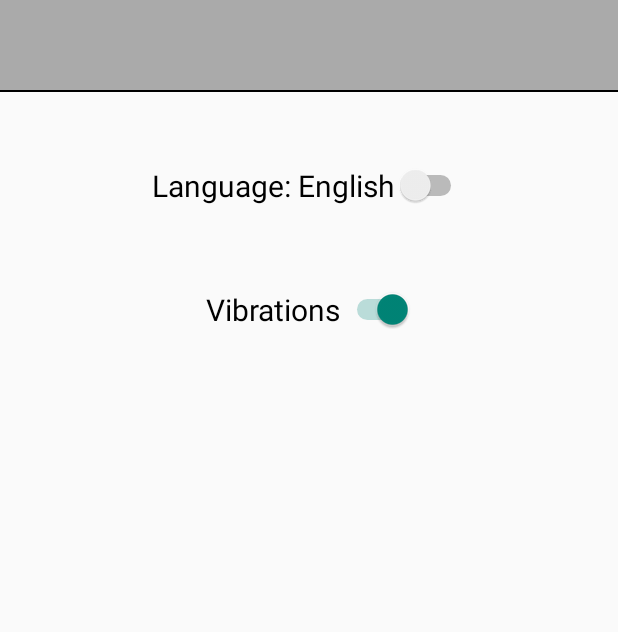
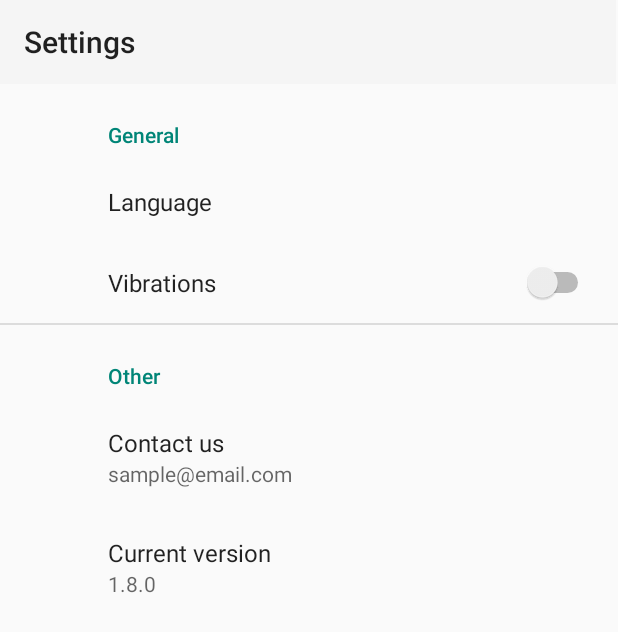
Before and after one commit to Posfay/Simon-Taps-App, an Android app: the SettingsActivity screen opened directly, with no data from a screen before it, on a phone screen of 412 x 824 dp. Shown: the top 632 px of the screen. Run offline under Robolectric (Android 15) with nearby library versions, the phone set to English and light mode, and no system bars; our stand-ins replace androidx.preference.

Commit message:
v.1.8.0 complete settings redesign

```diff
--- a/app/build.gradle
+++ b/app/build.gradle
@@ -7,7 +7,7 @@ android {
         minSdkVersion 23
         targetSdkVersion 28
         versionCode 1
-        versionName "1.7.0"
+        versionName "1.8.0"
         testInstrumentationRunner "androidx.test.runner.AndroidJUnitRunner"
     }
     buildTypes {
--- a/app/src/main/AndroidManifest.xml
+++ b/app/src/main/AndroidManifest.xml
@@ -14,8 +14,8 @@
         android:supportsRtl="true"
         android:theme="@style/Theme.AppCompat.Light.NoActionBar"
         android:usesCleartextTraffic="true">
+        <activity android:name=".activities.SettingsActivity"></activity>
         <activity android:name=".activities.EndScreenActivity" />
-        <activity android:name=".activities.SettingsActivity" />
         <activity
             android:name=".activities.GameActivity"
             android:configChanges="orientation"
--- a/app/src/main/java/hu/simon/taps/activities/SettingsActivity.java
+++ b/app/src/main/java/hu/simon/taps/activities/SettingsActivity.java
@@ -1,47 +1,25 @@
 package hu.simon.taps.activities;
 
-import android.app.AlertDialog;
-import android.content.DialogInterface;
-import android.content.Intent;
-import android.content.SharedPreferences;
-import android.content.res.Configuration;
-import android.content.res.Resources;
-import android.os.Build;
-import android.os.Bundle;
-import android.os.Vibrator;
-import android.preference.PreferenceManager;
-import android.util.DisplayMetrics;
-import android.util.Log;
-import android.view.KeyEvent;
-import android.view.View;
-import android.view.WindowManager;
-import android.view.animation.AlphaAnimation;
-import android.widget.Button;
-import android.widget.CompoundButton;
-import android.widget.Switch;
-
-import java.util.Locale;
-
 import androidx.appcompat.app.AppCompatActivity;
+import androidx.appcompat.widget.Toolbar;
+import androidx.preference.PreferenceManager;
 import hu.simon.taps.R;
-import hu.simon.taps.utils.GameUtil;
 import hu.simon.taps.utils.LanguageUtil;
 import hu.simon.taps.utils.LayoutUtil;
 import hu.simon.taps.utils.VibrationUtil;
+import hu.simon.taps.activities.SettingsActivity;
+
+import android.content.Intent;
+import android.content.res.Configuration;
+import android.os.Bundle;
+import android.os.Vibrator;
+import android.view.KeyEvent;
+import android.view.View;
 
 public class SettingsActivity extends AppCompatActivity {
 
-  SharedPreferences prefs;
-  SharedPreferences.Editor editor;
-
     Vibrator vibrator;
-
-  Switch vibrationsSwitch;
-  Switch languageSwitch;
-
-  boolean vibrationsState;
-
-  String languageToLoad;
+    Toolbar toolbar;
 
     @Override
     protected void onCreate(Bundle savedInstanceState) {
@@ -53,48 +31,18 @@ public class SettingsActivity extends AppCompatActivity {
         super.onCreate(savedInstanceState);
         setContentView(R.layout.activity_settings);
 
-    getWindow().addFlags(WindowManager.LayoutParams.FLAG_KEEP_SCREEN_ON);
-
         vibrator = (Vibrator) getSystemService(VIBRATOR_SERVICE);
 
-    prefs = PreferenceManager.getDefaultSharedPreferences(this);
-    editor = prefs.edit();
+        toolbar = findViewById(R.id.toolbar);
 
-    vibrationsSwitch = findViewById(R.id.vibrationsSwitch);
-    languageSwitch = findViewById(R.id.languageSwitch);
+        setSupportActionBar(toolbar);
+        getSupportActionBar().setTitle(getString(R.string.settings));
 
-    vibrationsState = prefs.getBoolean("vibrations", true);
-    languageToLoad = prefs.getString("language", Locale.getDefault().getDisplayLanguage());
+        PreferenceManager.setDefaultValues(this,R.xml.preference_main,false);
 
-    vibrationsSwitch.setChecked(vibrationsState);
-
-    vibrationsSwitch.setOnCheckedChangeListener(new CompoundButton.OnCheckedChangeListener() {
-      public void onCheckedChanged(CompoundButton buttonView, boolean isChecked) {
-        if (isChecked) {
-          editor.putBoolean("vibrations", true);
-        } else {
-          editor.putBoolean("vibrations", false);
-        }
-        editor.apply();
-      }
-    });
-
-    languageSwitch.setChecked(languageToLoad.equals("hu"));
-
-    languageSwitch.setOnCheckedChangeListener(new CompoundButton.OnCheckedChangeListener() {
-      public void onCheckedChanged(CompoundButton buttonView, boolean isChecked) {
-        if (isChecked) {
-          editor.putString("language", "hu");
-        } else {
-          editor.putString("language", "en");
-        }
-        editor.apply();
-
-        backToMainActivity();
-      }
-    });
     }
 
+    // fullscreen
     public void onWindowFocusChanged(boolean hasFocus) {
 
         super.onWindowFocusChanged(hasFocus);
--- /dev/null
+++ b/app/src/main/java/hu/simon/taps/fragments/SettingsFragment.java
@@ -0,0 +1,74 @@
+package hu.simon.taps.fragments;
+
+import android.content.Intent;
+import android.content.SharedPreferences;
+import android.os.Bundle;
+
+import androidx.preference.Preference;
+import androidx.preference.PreferenceFragmentCompat;
+import hu.simon.taps.R;
+import hu.simon.taps.activities.MainActivity;
+import hu.simon.taps.activities.SettingsActivity;
+
+public class SettingsFragment extends PreferenceFragmentCompat {
+
+    private SharedPreferences.OnSharedPreferenceChangeListener preferenceChangeListener;
+
+    public static final String PREF_LANGUAGE = "preferred_language";
+    public static final String PREF_VIBRATION = "preferred_vibration";
+    public static final String CURRENT_VERSION = "current_version";
+
+    @Override
+    public void onCreatePreferences(Bundle savedInstanceState, String rootKey) {
+        setPreferencesFromResource(R.xml.preference_main, rootKey);
+
+        Preference versionPref = findPreference(CURRENT_VERSION);
+        versionPref.setSummary(MainActivity.VERSION);
+
+        preferenceChangeListener = new SharedPreferences.OnSharedPreferenceChangeListener() {
+            @Override
+            public void onSharedPreferenceChanged(SharedPreferences sharedPreferences, String key) {
+
+                if (key.equals(PREF_LANGUAGE)) {
+                    changeLanguageSummary();
+
+                    getActivity().finish();
+
+                    Intent intent = new Intent(getActivity(), SettingsActivity.class);
+                    startActivity(intent);
+                }
+
+                if (key.equals(PREF_VIBRATION)) {
+                    Preference vibrationPref = findPreference(PREF_VIBRATION);
+                    vibrationPref.setDefaultValue(sharedPreferences.getBoolean(key, true));
+                }
+            }
+        };
+    }
+
+    public void changeLanguageSummary() {
+        getPreferenceScreen().getSharedPreferences().registerOnSharedPreferenceChangeListener(preferenceChangeListener);
+
+        Preference languagePref = findPreference(PREF_LANGUAGE);
+
+        if (getPreferenceScreen().getSharedPreferences().getString(PREF_LANGUAGE,"").equals("en")) {
+            languagePref.setSummary(R.string.language_english);
+        }
+        if (getPreferenceScreen().getSharedPreferences().getString(PREF_LANGUAGE,"").equals("hu")) {
+            languagePref.setSummary(R.string.language_hungarian);
+        }
+    }
+
+    @Override
+    public void onResume() {
+        super.onResume();
+        changeLanguageSummary();
+    }
+
+    @Override
+    public void onPause() {
+        super.onPause();
+
+        getPreferenceScreen().getSharedPreferences().unregisterOnSharedPreferenceChangeListener(preferenceChangeListener);
+    }
+}
--- a/app/src/main/java/hu/simon/taps/utils/LanguageUtil.java
+++ b/app/src/main/java/hu/simon/taps/utils/LanguageUtil.java
@@ -8,13 +8,14 @@ import android.preference.PreferenceManager;
 import java.util.Locale;
 
 import androidx.appcompat.app.AppCompatActivity;
+import hu.simon.taps.fragments.SettingsFragment;
 
 public class LanguageUtil extends AppCompatActivity {
 
     public static Configuration preferredLanguage(Context context, Configuration mainConfiguration) {
 
         SharedPreferences prefs = PreferenceManager.getDefaultSharedPreferences(context);
-        String languageToLoad = prefs.getString("language","en");
+        String languageToLoad = prefs.getString(SettingsFragment.PREF_LANGUAGE,"en");
         Locale locale = new Locale(languageToLoad);
         Locale.setDefault(locale);
 
--- a/app/src/main/java/hu/simon/taps/utils/VibrationUtil.java
+++ b/app/src/main/java/hu/simon/taps/utils/VibrationUtil.java
@@ -4,6 +4,8 @@ import android.content.Context;
 import android.content.SharedPreferences;
 import android.os.Vibrator;
 import android.preference.PreferenceManager;
+
+import hu.simon.taps.fragments.SettingsFragment;
 
 public class VibrationUtil {
 
@@ -12,7 +14,7 @@ public class VibrationUtil {
   public static void preferredVibration(Context context, Vibrator vibrator) {
 
     SharedPreferences prefs = PreferenceManager.getDefaultSharedPreferences(context);
-    boolean vibrationsState = prefs.getBoolean("vibrations", true);
+    boolean vibrationsState = prefs.getBoolean(SettingsFragment.PREF_VIBRATION, true);
 
     if (vibrationsState) {
       vibrator.vibrate(VIBRATION_LENGTH);
--- a/app/src/main/res/layout/activity_settings.xml
+++ b/app/src/main/res/layout/activity_settings.xml
@@ -1,86 +1,32 @@
 <?xml version="1.0" encoding="utf-8"?>
-<androidx.constraintlayout.widget.ConstraintLayout xmlns:android="http://schemas.android.com/apk/res/android"
+<androidx.constraintlayout.widget.ConstraintLayout
+    xmlns:android="http://schemas.android.com/apk/res/android"
     xmlns:app="http://schemas.android.com/apk/res-auto"
     xmlns:tools="http://schemas.android.com/tools"
     android:layout_width="match_parent"
     android:layout_height="match_parent"
     tools:context=".activities.SettingsActivity">
 
-    <androidx.constraintlayout.widget.Guideline
-        android:id="@+id/leftVerticalGuideLine"
-        android:layout_width="wrap_content"
+    <androidx.appcompat.widget.Toolbar
+        android:id="@+id/toolbar"
+        android:layout_width="0dp"
         android:layout_height="wrap_content"
-        android:orientation="vertical"
-        app:layout_constraintGuide_percent="0.25" />
-
-    <androidx.constraintlayout.widget.Guideline
-        android:id="@+id/thirdVerticalGuideline"
-        android:layout_width="wrap_content"
-        android:layout_height="wrap_content"
-        android:orientation="vertical"
-        app:layout_constraintGuide_percent="0.5" />
-
-    <androidx.constraintlayout.widget.Guideline
-        android:id="@+id/fifthVerticalGuideline"
-        android:layout_width="wrap_content"
-        android:layout_height="wrap_content"
-        android:orientation="vertical"
-        app:layout_constraintGuide_percent="0.75" />
-
-    <androidx.constraintlayout.widget.Guideline
-        android:id="@+id/firstHorizontalGuideline"
-        android:layout_width="wrap_content"
-        android:layout_height="wrap_content"
-        android:orientation="horizontal"
-        app:layout_constraintGuide_percent="0.15" />
-
-    <androidx.constraintlayout.widget.Guideline
-        android:id="@+id/secondHorizontalGuideline"
-        android:layout_width="wrap_content"
-        android:layout_height="wrap_content"
-        android:orientation="horizontal"
-        app:layout_constraintGuide_percent="0.25" />
-
-    <View
-        android:id="@+id/greyRectangle"
-        android:layout_width="wrap_content"
-        android:layout_height="60dp"
-        android:background="@android:color/darker_gray"
-        app:layout_constraintBottom_toTopOf="@id/blackLine"
+        android:layout_marginEnd="1dp"
+        android:background="?attr/colorPrimary"
+        android:minHeight="?attr/actionBarSize"
+        android:theme="?attr/actionBarTheme"
         app:layout_constraintEnd_toEndOf="parent"
         app:layout_constraintStart_toStartOf="parent"
         app:layout_constraintTop_toTopOf="parent" />
 
-    <View
-        android:id="@+id/blackLine"
-        android:layout_width="wrap_content"
-        android:layout_height="1dp"
-        android:background="@android:color/black"
-        app:layout_constraintBottom_toBottomOf="@id/greyRectangle"
+    <fragment
+        android:id="@+id/headlines_fragment"
+        android:name="hu.simon.taps.fragments.SettingsFragment"
+        android:layout_width="match_parent"
+        android:layout_height="0dp"
+        app:layout_constraintBottom_toBottomOf="parent"
         app:layout_constraintEnd_toEndOf="parent"
         app:layout_constraintStart_toStartOf="parent"
-        app:layout_constraintTop_toBottomOf="@id/greyRectangle" />
-
-    <Switch
-        android:id="@+id/languageSwitch"
-        android:layout_width="wrap_content"
-        android:layout_height="wrap_content"
-        android:text="@string/language"
-        android:textSize="20dp"
-        app:layout_constraintBottom_toTopOf="@id/firstHorizontalGuideline"
-        app:layout_constraintEnd_toEndOf="@id/thirdVerticalGuideline"
-        app:layout_constraintStart_toStartOf="@id/thirdVerticalGuideline"
-        app:layout_constraintTop_toBottomOf="@id/firstHorizontalGuideline" />
-
-    <Switch
-        android:id="@+id/vibrationsSwitch"
-        android:layout_width="wrap_content"
-        android:layout_height="wrap_content"
-        android:text="@string/vibrations"
-        android:textSize="20dp"
-        app:layout_constraintBottom_toBottomOf="@id/secondHorizontalGuideline"
-        app:layout_constraintEnd_toEndOf="parent"
-        app:layout_constraintStart_toStartOf="parent"
-        app:layout_constraintTop_toTopOf="@id/secondHorizontalGuideline" />
+        app:layout_constraintTop_toBottomOf="@id/toolbar" />
 
 </androidx.constraintlayout.widget.ConstraintLayout>
--- a/app/src/main/res/values/arrays.xml
+++ b/app/src/main/res/values/arrays.xml
@@ -1,12 +1,13 @@
 <resources>
-    <!-- Reply Preference -->
-    <string-array name="reply_entries">
-        <item>Reply</item>
-        <item>Reply to all</item>
+
+    <string-array name="preferred_languages_entries">
+        <item>@string/language_english</item>
+        <item>@string/language_hungarian</item>
     </string-array>
 
-    <string-array name="reply_values">
-        <item>reply</item>
-        <item>reply_all</item>
+    <string-array name="preferred_languages_values">
+        <item>en</item>
+        <item>hu</item>
     </string-array>
+
 </resources>
--- a/app/src/main/res/values/strings.xml
+++ b/app/src/main/res/values/strings.xml
@@ -18,8 +18,24 @@
 
     //---------------SettingsActivity------------------------------
     <string name="settings">Settings</string>
-    <string name="vibrations">Vibrations</string>
-    <string name="language">Language: English</string>
+
+    <string name="general_category">General</string>
+
+    <string name="language_title">Language</string>
+    <string name="language_dialog_title">Choose language!</string>
+    <string name="language_english" translatable="false">English</string>
+    <string name="language_hungarian" translatable="false">Magyar</string>
+
+    <string name="vibration_title">Vibrations</string>
+
+    <string name="other_category">Other</string>
+
+    <string name="contact_us_title">Contact us</string>
+    <string name="email_address" translatable="false">sample@email.com</string>
+
+    <string name="version_title">Current version</string>
+
+
 
     //----------------GameActivity------------------------
     <string name="room_id">Room ID:</string>
@@ -29,7 +45,6 @@
 
     <string name="prepare">Prepare for the game</string>
     <string name="round_started">The round has started!</string>
-
 
 
     //-----------------EndScreenActivity---------------------
--- /dev/null
+++ b/app/src/main/res/xml/preference_main.xml
@@ -0,0 +1,38 @@
+<?xml version="1.0" encoding="utf-8"?>
+<PreferenceScreen xmlns:android="http://schemas.android.com/apk/res/android">
+
+
+
+    <PreferenceCategory android:title="@string/general_category">
+
+        <ListPreference
+            android:key="preferred_language"
+            android:title="@string/language_title"
+            android:defaultValue="en"
+            android:dialogTitle="@string/language_dialog_title"
+            android:entries="@array/preferred_languages_entries"
+            android:entryValues="@array/preferred_languages_values"/>
+
+        <SwitchPreference
+            android:key="preferred_vibration"
+            android:title="@string/vibration_title"
+            android:defaultValue="false"/>
+
+    </PreferenceCategory>
+
+    <PreferenceCategory android:title="@string/other_category">
+
+        <Preference
+            android:title="@string/contact_us_title"
+            android:summary="@string/email_address"/>
+
+
+        <Preference
+            android:key="current_version"
+            android:title="@string/version_title"
+            android:summary="" />
+
+
+    </PreferenceCategory>
+
+</PreferenceScreen>
```
Also changed, not shown: app/src/main/java/hu/simon/taps/activities/AppCompatPreferenceActivity.java (added, +102 -0 lines), 1 other file. Lines whose indentation alone changed are shown as unchanged.
